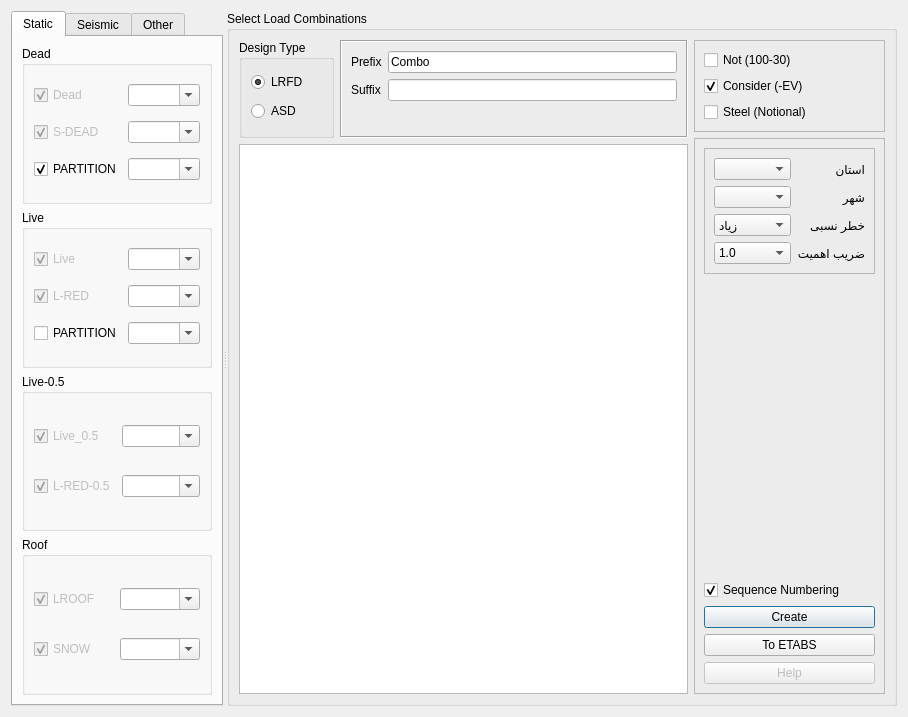
Old version of the form widgets/define/create_load_combinations.ui in the repository ebrahimraeyat/civilTools.
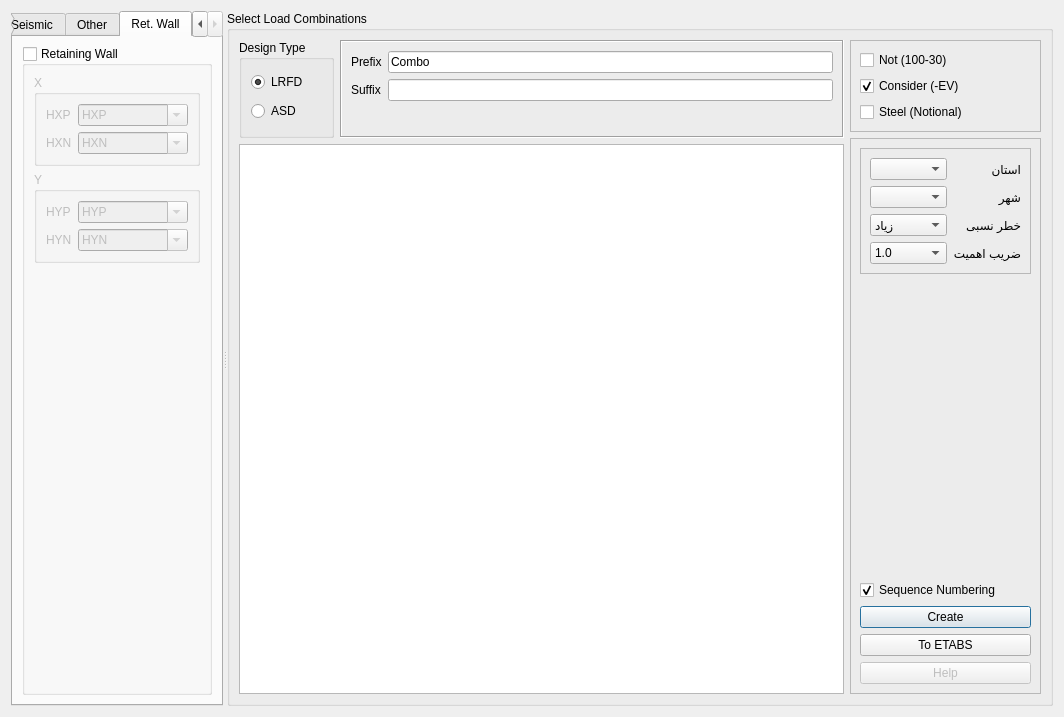
New version of the form. The open tabs and pages were chosen to show the change. Icons and pictures are not drawn. Custom widgets are drawn as their Qt base class.

Commit message: Add retaining wall load combinations

Patch:
```diff
--- a/widgets/define/create_load_combinations.ui
+++ b/widgets/define/create_load_combinations.ui
@@ -6,7 +6,7 @@
    <rect>
     <x>0</x>
     <y>0</y>
-    <width>908</width>
+    <width>1064</width>
     <height>717</height>
    </rect>
   </property>
@@ -518,6 +518,135 @@
         </item>
        </layout>
       </widget>
+      <widget class="QWidget" name="tab_4">
+       <attribute name="title">
+        <string>Ret. Wall</string>
+       </attribute>
+       <layout class="QVBoxLayout" name="verticalLayout_7">
+        <item>
+         <widget class="QGroupBox" name="retaining_wall_groupbox">
+          <property name="title">
+           <string>Retaining Wall</string>
+          </property>
+          <property name="checkable">
+           <bool>true</bool>
+          </property>
+          <property name="checked">
+           <bool>false</bool>
+          </property>
+          <layout class="QVBoxLayout" name="verticalLayout_6">
+           <item>
+            <widget class="QGroupBox" name="groupBox_10">
+             <property name="title">
+              <string>X</string>
+             </property>
+             <layout class="QFormLayout" name="formLayout_5">
+              <item row="0" column="0">
+               <widget class="QLabel" name="label_20">
+                <property name="text">
+                 <string>HXP</string>
+                </property>
+               </widget>
+              </item>
+              <item row="0" column="1">
+               <widget class="QComboBox" name="hxp_combobox">
+                <property name="editable">
+                 <bool>true</bool>
+                </property>
+                <item>
+                 <property name="text">
+                  <string>HXP</string>
+                 </property>
+                </item>
+               </widget>
+              </item>
+              <item row="1" column="0">
+               <widget class="QLabel" name="label_21">
+                <property name="text">
+                 <string>HXN</string>
+                </property>
+               </widget>
+              </item>
+              <item row="1" column="1">
+               <widget class="QComboBox" name="hxn_combobox">
+                <property name="editable">
+                 <bool>true</bool>
+                </property>
+                <item>
+                 <property name="text">
+                  <string>HXN</string>
+                 </property>
+                </item>
+               </widget>
+              </item>
+             </layout>
+            </widget>
+           </item>
+           <item>
+            <widget class="QGroupBox" name="groupBox_11">
+             <property name="title">
+              <string>Y</string>
+             </property>
+             <layout class="QFormLayout" name="formLayout_6">
+              <item row="0" column="0">
+               <widget class="QLabel" name="label_22">
+                <property name="text">
+                 <string>HYP</string>
+                </property>
+               </widget>
+              </item>
+              <item row="0" column="1">
+               <widget class="QComboBox" name="hyp_combobox">
+                <property name="editable">
+                 <bool>true</bool>
+                </property>
+                <item>
+                 <property name="text">
+                  <string>HYP</string>
+                 </property>
+                </item>
+               </widget>
+              </item>
+              <item row="1" column="0">
+               <widget class="QLabel" name="label_23">
+                <property name="text">
+                 <string>HYN</string>
+                </property>
+               </widget>
+              </item>
+              <item row="1" column="1">
+               <widget class="QComboBox" name="hyn_combobox">
+                <property name="editable">
+                 <bool>true</bool>
+                </property>
+                <item>
+                 <property name="text">
+                  <string>HYN</string>
+                 </property>
+                </item>
+               </widget>
+              </item>
+             </layout>
+            </widget>
+           </item>
+           <item>
+            <spacer name="verticalSpacer_4">
+             <property name="orientation">
+              <enum>Qt::Vertical</enum>
+             </property>
+             <property name="sizeHint" stdset="0">
+              <size>
+               <width>20</width>
+               <height>40</height>
+              </size>
+             </property>
+            </spacer>
+           </item>
+          </layout>
+         </widget>
+        </item>
+       </layout>
+      </widget>
      </widget>
      <widget class="QGroupBox" name="groupBox_7">
       <property name="sizePolicy">
```
The commit also changes 1 other file.
